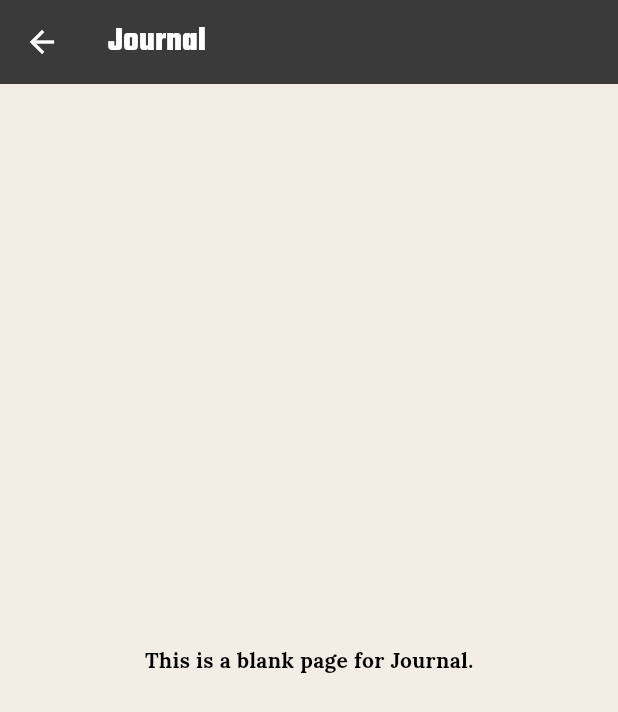
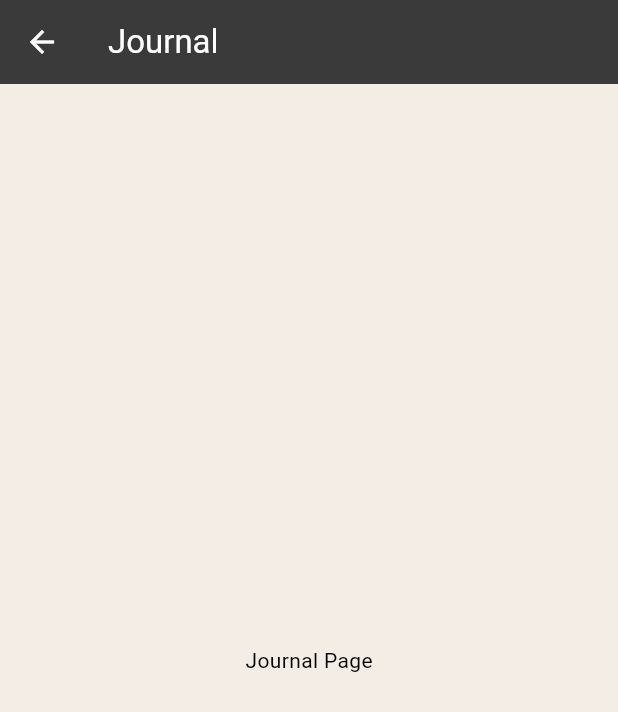
Before and after one commit to consnel8/FinalProject, a Flutter app: the HomeScreen screen opened directly, after a tap on "JOURNAL", on a phone screen of 412 x 824 dp. Shown: the top 712 px of the screen. Run offline on Flutter 3.47's test engine with Material 3 defaults, Android fonts, the phone set to English and light mode, and no system bars; our stand-ins replace adaptive_theme, flex_color_scheme, geolocator; project files that could hold a hidden picture were left out.

Commit message:
Journal set up

```diff
--- /dev/null
+++ b/finalproject/lib/journal_page.dart
@@ -0,0 +1,17 @@
+import 'package:flutter/material.dart';
+
+class JournalPage extends StatelessWidget {
+  const JournalPage({super.key});
+
+  @override
+  Widget build(BuildContext context) {
+    return Scaffold(
+      appBar: AppBar(
+        title: const Text('Journal'),
+      ),
+      body: const Center(
+        child: Text('Journal Page'),
+      ),
+    );
+  }
+}
--- a/finalproject/lib/main.dart
+++ b/finalproject/lib/main.dart
@@ -7,8 +7,8 @@ import 'package:http/http.dart' as http;
 import 'recipe_book_page.dart';
 import 'SettingsPage.dart';
 import 'colour_theme.dart' as colours;
+import 'journal_page.dart';
 //import virtual wardrobe page here
-//import journal page here
 
 void main() {
   runApp(const MyApp());
@@ -124,7 +124,7 @@ class HomeScreen extends StatelessWidget {
               imagePath: 'assets/journal_icon.png', // Journal icon
               title: 'JOURNAL',
               description: 'Reflect on your day by writing entries, tracking moods, and capturing your thoughts.',
-              onTap: () => _navigateToBlankPage(context, 'Journal'),
+              onTap: () => _navigateToJournal(context),
             ),
             FeatureCard(
               imagePath: 'assets/suggestions_icon.png', // Suggestions icon
@@ -146,6 +146,13 @@ class HomeScreen extends StatelessWidget {
     Navigator.push(
       context,
       MaterialPageRoute(builder: (context) => const RecipeBookPage()), // Navigate to RecipeBookPage
+    );
+  }
+
+  void _navigateToJournal(BuildContext context) {
+    Navigator.push(
+      context,
+      MaterialPageRoute(builder: (context) => const JournalPage()), // Navigate to Journal
     );
   }
 
```
Also changed, not shown: finalproject/pubspec.lock.
